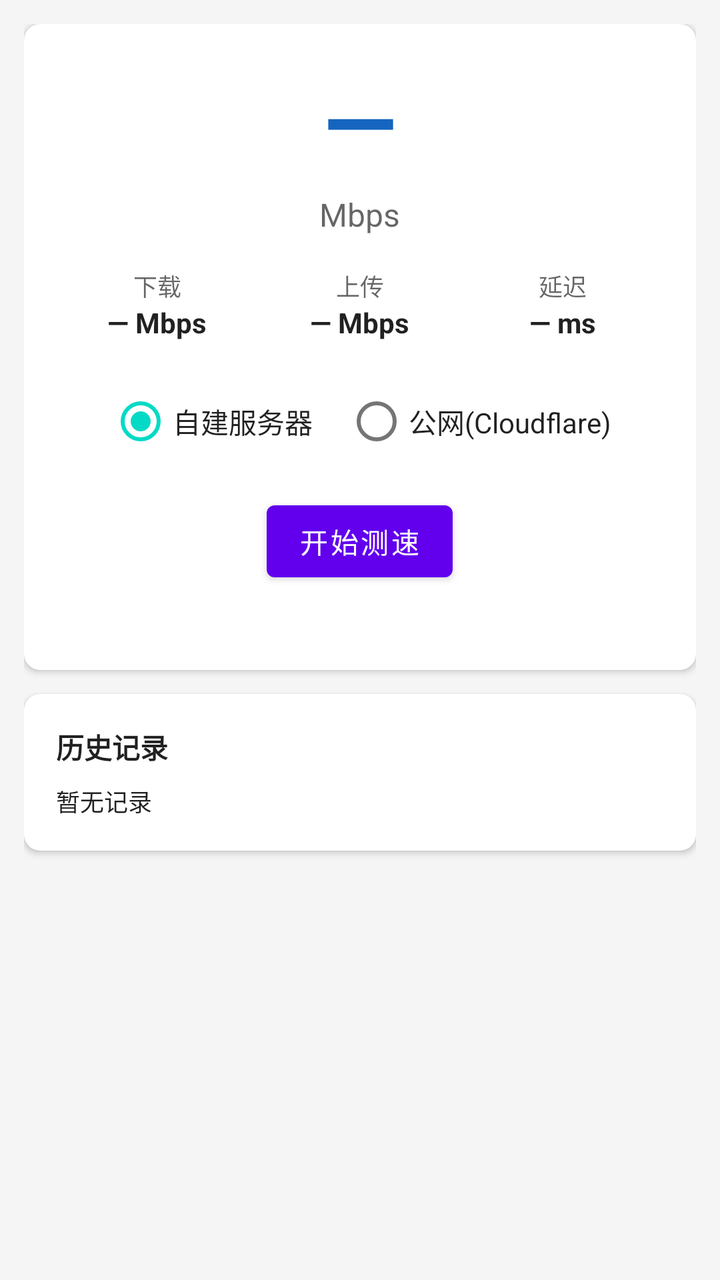
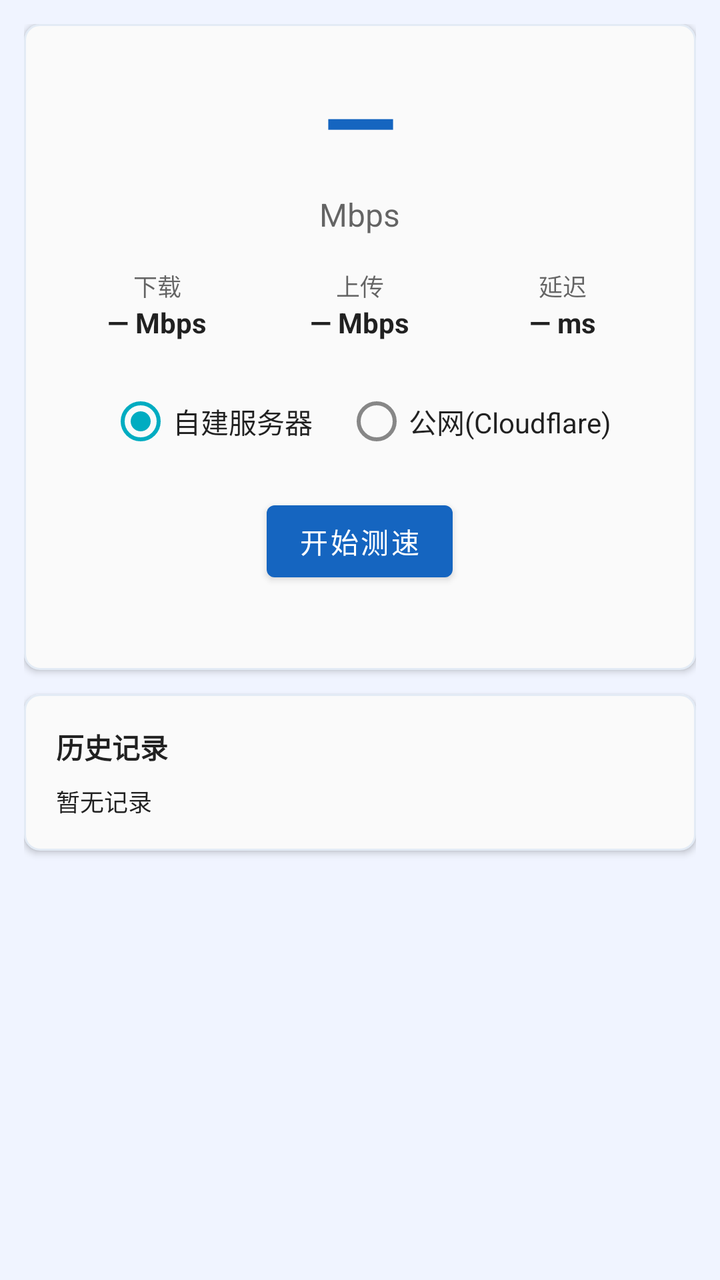

The first picture is an Android layout as it rendered before a commit; the second is the same layout after the commit. The layout source and the unified diff follow.
<!-- AndroidManifest.xml: application theme Theme.CellSentinelApp -->
<!-- res/layout/fragment_speed_test.xml -->
<?xml version="1.0" encoding="utf-8"?>
<ScrollView xmlns:android="http://schemas.android.com/apk/res/android"
    xmlns:app="http://schemas.android.com/apk/res-auto"
    android:layout_width="match_parent"
    android:layout_height="match_parent"
    android:background="@color/background"
    android:padding="12dp">

    <LinearLayout
        android:layout_width="match_parent"
        android:layout_height="wrap_content"
        android:orientation="vertical">

        
        <com.google.android.material.card.MaterialCardView
            android:layout_width="match_parent"
            android:layout_height="wrap_content"
            android:layout_marginBottom="12dp"
            app:cardElevation="2dp"
            app:cardCornerRadius="8dp">
            <LinearLayout
                android:layout_width="match_parent"
                android:layout_height="wrap_content"
                android:orientation="vertical"
                android:padding="16dp"
                android:gravity="center_horizontal">

                <TextView
                    android:id="@+id/tv_speed_value"
                    android:layout_width="wrap_content"
                    android:layout_height="wrap_content"
                    android:text="—"
                    android:textSize="48sp"
                    android:textStyle="bold"
                    android:textColor="#FF1565C0"
                    android:layout_marginBottom="4dp" />

                <TextView
                    android:id="@+id/tv_speed_unit"
                    android:layout_width="wrap_content"
                    android:layout_height="wrap_content"
                    android:text="Mbps"
                    android:textSize="16sp"
                    android:textColor="#99000000"
                    android:layout_marginBottom="16dp" />

                <LinearLayout
                    android:layout_width="match_parent"
                    android:layout_height="wrap_content"
                    android:orientation="horizontal"
                    android:gravity="center"
                    android:layout_marginBottom="16dp">

                    <LinearLayout
                        android:layout_width="0dp"
                        android:layout_height="wrap_content"
                        android:layout_weight="1"
                        android:orientation="vertical"
                        android:gravity="center">
                        <TextView
                            android:layout_width="wrap_content"
                            android:layout_height="wrap_content"
                            android:text="下载"
                            android:textSize="12sp"
                            android:textColor="#99000000" />
                        <TextView
                            android:id="@+id/tv_download_speed"
                            android:layout_width="wrap_content"
                            android:layout_height="wrap_content"
                            android:text="— Mbps"
                            android:textSize="14sp"
                            android:textStyle="bold"
                            android:textColor="@color/text_primary" />
                    </LinearLayout>

                    <LinearLayout
                        android:layout_width="0dp"
                        android:layout_height="wrap_content"
                        android:layout_weight="1"
                        android:orientation="vertical"
                        android:gravity="center">
                        <TextView
                            android:layout_width="wrap_content"
                            android:layout_height="wrap_content"
                            android:text="上传"
                            android:textSize="12sp"
                            android:textColor="#99000000" />
                        <TextView
                            android:id="@+id/tv_upload_speed"
                            android:layout_width="wrap_content"
                            android:layout_height="wrap_content"
                            android:text="— Mbps"
                            android:textSize="14sp"
                            android:textStyle="bold"
                            android:textColor="@color/text_primary" />
                    </LinearLayout>

                    <LinearLayout
                        android:layout_width="0dp"
                        android:layout_height="wrap_content"
                        android:layout_weight="1"
                        android:orientation="vertical"
                        android:gravity="center">
                        <TextView
                            android:layout_width="wrap_content"
                            android:layout_height="wrap_content"
                            android:text="延迟"
                            android:textSize="12sp"
                            android:textColor="#99000000" />
                        <TextView
                            android:id="@+id/tv_latency"
                            android:layout_width="wrap_content"
                            android:layout_height="wrap_content"
                            android:text="— ms"
                            android:textSize="14sp"
                            android:textStyle="bold"
                            android:textColor="@color/text_primary" />
                    </LinearLayout>
                </LinearLayout>

                <RadioGroup
                    android:id="@+id/rg_speed_target"
                    android:layout_width="wrap_content"
                    android:layout_height="wrap_content"
                    android:orientation="horizontal"
                    android:layout_marginBottom="12dp">
                    <RadioButton
                        android:id="@+id/rb_speed_server"
                        android:layout_width="wrap_content"
                        android:layout_height="wrap_content"
                        android:text="自建服务器"
                        android:checked="true"
                        android:textColor="@color/text_primary" />
                    <RadioButton
                        android:id="@+id/rb_speed_public"
                        android:layout_width="wrap_content"
                        android:layout_height="wrap_content"
                        android:text="公网(Cloudflare)"
                        android:layout_marginStart="16dp"
                        android:textColor="@color/text_primary" />
                </RadioGroup>

                <com.google.android.material.button.MaterialButton
                    android:id="@+id/btn_start_speed_test"
                    android:layout_width="wrap_content"
                    android:layout_height="wrap_content"
                    android:text="开始测速"
                    android:textAllCaps="false" />

                <TextView
                    android:id="@+id/tv_speed_status"
                    android:layout_width="wrap_content"
                    android:layout_height="wrap_content"
                    android:text=""
                    android:textSize="12sp"
                    android:textColor="#99000000"
                    android:layout_marginTop="8dp" />
            </LinearLayout>
        </com.google.android.material.card.MaterialCardView>

        
        <com.google.android.material.card.MaterialCardView
            android:layout_width="match_parent"
            android:layout_height="wrap_content"
            android:layout_marginBottom="12dp"
            app:cardElevation="2dp"
            app:cardCornerRadius="8dp">
            <LinearLayout
                android:layout_width="match_parent"
                android:layout_height="wrap_content"
                android:orientation="vertical"
                android:padding="16dp">
                <TextView
                    android:layout_width="match_parent"
                    android:layout_height="wrap_content"
                    android:text="历史记录"
                    android:textSize="14sp"
                    android:textStyle="bold"
                    android:textColor="@color/text_primary"
                    android:layout_marginBottom="8dp" />
                <TextView
                    android:id="@+id/tv_speed_history"
                    android:layout_width="match_parent"
                    android:layout_height="wrap_content"
                    android:textSize="12sp"
                    android:textColor="@color/text_primary"
                    android:fontFamily="monospace"
                    android:lineSpacingMultiplier="1.4"
                    android:text="暂无记录" />
            </LinearLayout>
        </com.google.android.material.card.MaterialCardView>

    </LinearLayout>
</ScrollView>
<!-- resources referenced by this layout -->
<resources>
  <color name="background">#FFF5F5F5</color>
  <color name="text_primary">#DE000000</color>
  <style name="Theme.CellSentinelApp" parent="Theme.MaterialComponents.DayNight.DarkActionBar">
          
          <item name="colorPrimary">@color/purple_500</item>
          <item name="colorPrimaryVariant">@color/purple_700</item>
          <item name="colorOnPrimary">@color/white</item>
          
          <item name="colorSecondary">@color/teal_200</item>
          <item name="colorSecondaryVariant">@color/teal_700</item>
          <item name="colorOnSecondary">@color/black</item>
          
          <item name="android:statusBarColor">?attr/colorPrimaryVariant</item>
          
      </style>
  <color name="purple_500">#FF6200EE</color>
  <color name="purple_700">#FF3700B3</color>
  <color name="white">#FFFFFFFF</color>
  <color name="teal_200">#FF03DAC5</color>
  <color name="teal_700">#FF018786</color>
  <color name="black">#FF000000</color>
</resources>

<!-- the commit's change to res/layout/fragment_speed_test.xml (unified diff, before → after) -->
@@ -17,7 +17,8 @@
             android:layout_height="wrap_content"
             android:layout_marginBottom="12dp"
             app:cardElevation="2dp"
-            app:cardCornerRadius="8dp">
+            app:cardCornerRadius="8dp"
+            app:cardBackgroundColor="@color/colorSurfaceFaint">
             <LinearLayout
                 android:layout_width="match_parent"
                 android:layout_height="wrap_content"
@@ -32,7 +33,7 @@
                     android:text="—"
                     android:textSize="48sp"
                     android:textStyle="bold"
-                    android:textColor="#FF1565C0"
+                    android:textColor="@color/colorPrimary"
                     android:layout_marginBottom="4dp" />
 
                 <TextView
@@ -41,7 +42,7 @@
                     android:layout_height="wrap_content"
                     android:text="Mbps"
                     android:textSize="16sp"
-                    android:textColor="#99000000"
+                    android:textColor="@color/textColorSecondary"
                     android:layout_marginBottom="16dp" />
 
                 <LinearLayout
@@ -62,7 +63,7 @@
                             android:layout_height="wrap_content"
                             android:text="下载"
                             android:textSize="12sp"
-                            android:textColor="#99000000" />
+                            android:textColor="@color/textColorSecondary" />
                         <TextView
                             android:id="@+id/tv_download_speed"
                             android:layout_width="wrap_content"
@@ -70,7 +71,7 @@
                             android:text="— Mbps"
                             android:textSize="14sp"
                             android:textStyle="bold"
-                            android:textColor="@color/text_primary" />
+                            android:textColor="@color/textColorPrimary" />
                     </LinearLayout>
 
                     <LinearLayout
@@ -84,7 +85,7 @@
                             android:layout_height="wrap_content"
                             android:text="上传"
                             android:textSize="12sp"
-                            android:textColor="#99000000" />
+                            android:textColor="@color/textColorSecondary" />
                         <TextView
                             android:id="@+id/tv_upload_speed"
                             android:layout_width="wrap_content"
@@ -92,7 +93,7 @@
                             android:text="— Mbps"
                             android:textSize="14sp"
                             android:textStyle="bold"
-                            android:textColor="@color/text_primary" />
+                            android:textColor="@color/textColorPrimary" />
                     </LinearLayout>
 
                     <LinearLayout
@@ -106,7 +107,7 @@
                             android:layout_height="wrap_content"
                             android:text="延迟"
                             android:textSize="12sp"
-                            android:textColor="#99000000" />
+                            android:textColor="@color/textColorSecondary" />
                         <TextView
                             android:id="@+id/tv_latency"
                             android:layout_width="wrap_content"
@@ -114,7 +115,7 @@
                             android:text="— ms"
                             android:textSize="14sp"
                             android:textStyle="bold"
-                            android:textColor="@color/text_primary" />
+                            android:textColor="@color/textColorPrimary" />
                     </LinearLayout>
                 </LinearLayout>
 
@@ -130,14 +131,14 @@
                         android:layout_height="wrap_content"
                         android:text="自建服务器"
                         android:checked="true"
-                        android:textColor="@color/text_primary" />
+                        android:textColor="@color/textColorPrimary" />
                     <RadioButton
                         android:id="@+id/rb_speed_public"
                         android:layout_width="wrap_content"
                         android:layout_height="wrap_content"
                         android:text="公网(Cloudflare)"
                         android:layout_marginStart="16dp"
-                        android:textColor="@color/text_primary" />
+                        android:textColor="@color/textColorPrimary" />
                 </RadioGroup>
 
                 <com.google.android.material.button.MaterialButton
@@ -153,7 +154,7 @@
                     android:layout_height="wrap_content"
                     android:text=""
                     android:textSize="12sp"
-                    android:textColor="#99000000"
+                    android:textColor="@color/textColorSecondary"
                     android:layout_marginTop="8dp" />
             </LinearLayout>
         </com.google.android.material.card.MaterialCardView>
@@ -164,7 +165,8 @@
             android:layout_height="wrap_content"
             android:layout_marginBottom="12dp"
             app:cardElevation="2dp"
-            app:cardCornerRadius="8dp">
+            app:cardCornerRadius="8dp"
+            app:cardBackgroundColor="@color/colorSurfaceFaint">
             <LinearLayout
                 android:layout_width="match_parent"
                 android:layout_height="wrap_content"
@@ -176,14 +178,14 @@
                     android:text="历史记录"
                     android:textSize="14sp"
                     android:textStyle="bold"
-                    android:textColor="@color/text_primary"
+                    android:textColor="@color/textColorPrimary"
                     android:layout_marginBottom="8dp" />
                 <TextView
                     android:id="@+id/tv_speed_history"
                     android:layout_width="match_parent"
                     android:layout_height="wrap_content"
                     android:textSize="12sp"
-                    android:textColor="@color/text_primary"
+                    android:textColor="@color/textColorPrimary"
                     android:fontFamily="monospace"
                     android:lineSpacingMultiplier="1.4"
                     android:text="暂无记录" />
<!-- resource entries referenced after the edit -->
@@ -1,25 +1,59 @@
 <!-- resources referenced by this layout -->
 <resources>
-  <color name="background">#FFF5F5F5</color>
-  <color name="text_primary">#DE000000</color>
-  <style name="Theme.CellSentinelApp" parent="Theme.MaterialComponents.DayNight.DarkActionBar">
+  <color name="background">#F0F4FF</color>
+  <color name="colorPrimary">#1565C0</color>
+  <color name="colorSurfaceFaint">#FAFAFA</color>
+  <color name="textColorPrimary">#DE000000</color>
+  <color name="textColorSecondary">#99000000</color>
+  <style name="Theme.CellSentinelApp" parent="Theme.MaterialComponents.Light.DarkActionBar">
           
-          <item name="colorPrimary">@color/purple_500</item>
-          <item name="colorPrimaryVariant">@color/purple_700</item>
+          <item name="colorPrimary">@color/colorPrimary</item>
+          <item name="colorPrimaryVariant">@color/colorPrimaryDark</item>
           <item name="colorOnPrimary">@color/white</item>
           
-          <item name="colorSecondary">@color/teal_200</item>
-          <item name="colorSecondaryVariant">@color/teal_700</item>
-          <item name="colorOnSecondary">@color/black</item>
+          <item name="colorSecondary">@color/colorAccent</item>
+          <item name="colorSecondaryVariant">@color/colorAccentDark</item>
+          <item name="colorOnSecondary">@color/white</item>
           
-          <item name="android:statusBarColor">?attr/colorPrimaryVariant</item>
+          <item name="colorSurface">@color/colorSurface</item>
+          <item name="colorOnSurface">@color/textColorPrimary</item>
           
+          <item name="android:windowBackground">@color/background</item>
+          <item name="android:colorBackground">@color/background</item>
+          
+          <item name="android:statusBarColor">@color/colorPrimaryDark</item>
+          
+          <item name="android:textColorPrimary">@color/textColorPrimary</item>
+          <item name="android:textColorSecondary">@color/textColorSecondary</item>
+          <item name="android:textColorHint">@color/textColorHint</item>
+          
+          <item name="materialCardViewStyle">@style/AppCardView</item>
+          <item name="editTextStyle">@style/AppEditText</item>
+          <item name="chipStyle">@style/AppChip</item>
       </style>
-  <color name="purple_500">#FF6200EE</color>
-  <color name="purple_700">#FF3700B3</color>
+  <color name="colorPrimaryDark">#0D47A1</color>
   <color name="white">#FFFFFFFF</color>
-  <color name="teal_200">#FF03DAC5</color>
-  <color name="teal_700">#FF018786</color>
-  <color name="black">#FF000000</color>
+  <color name="colorAccent">#00ACC1</color>
+  <color name="colorAccentDark">#007C91</color>
+  <color name="colorSurface">#FFFFFF</color>
+  <color name="textColorHint">#FF757575</color>
+  <style name="AppCardView" parent="Widget.MaterialComponents.CardView">
+          <item name="cardCornerRadius">8dp</item>
+          <item name="cardElevation">2dp</item>
+          <item name="cardBackgroundColor">@color/colorSurfaceFaint</item>
+          <item name="strokeColor">@color/colorPrimaryTintBg</item>
+          <item name="strokeWidth">1dp</item>
+      </style>
+  <style name="AppEditText" parent="Widget.AppCompat.EditText">
+          <item name="android:textColor">@color/textColorPrimary</item>
+          <item name="android:textColorHint">@color/textColorHint</item>
+      </style>
+  <style name="AppChip" parent="Widget.MaterialComponents.Chip.Filter">
+          <item name="chipBackgroundColor">@color/chip_bg_color</item>
+          <item name="android:textColor">@color/chip_text_color</item>
+          <item name="chipStrokeColor">@color/colorPrimaryTintBg</item>
+          <item name="chipStrokeWidth">1dp</item>
+      </style>
+  <color name="colorPrimaryTintBg">#1A1565C0</color>
 </resources>
 
